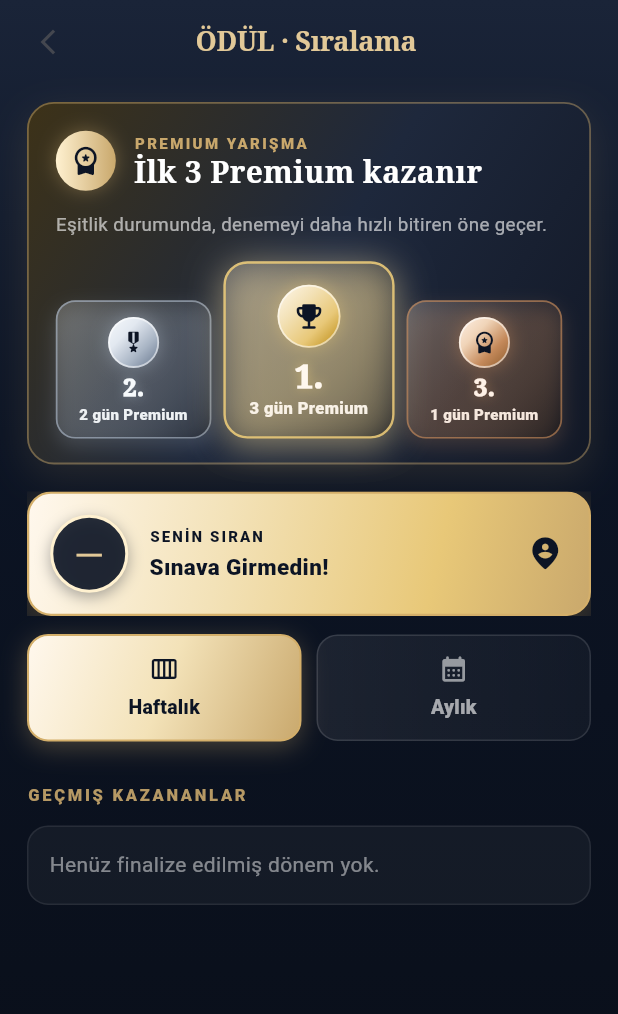
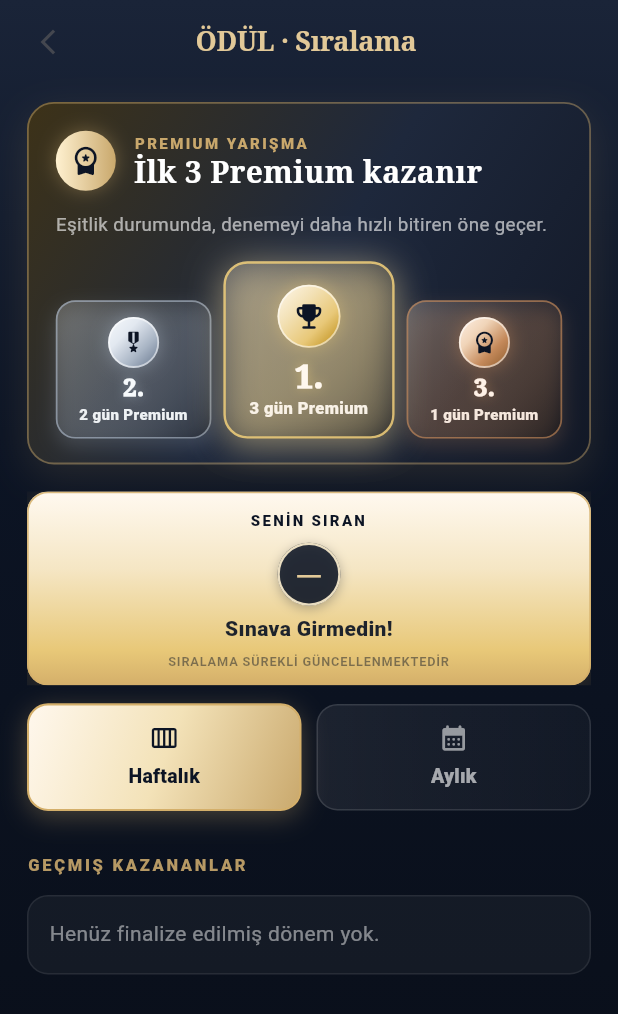
Before and after one commit to kepo38/kpss, a Flutter app: the DailyMiniRewardsScreen screen opened directly, on a phone screen of 412 x 824 dp. Shown: the top 1014 px of the screen. Run offline on Flutter 3.47's test engine with Material 3 defaults, Android fonts, the phone set to English and light mode, and no system bars; our stand-ins replace audioplayers, cached_network_image, connectivity_plus, device_info_plus, firebase_auth, firebase_core and 15 more; missing offline and left inert: flutter_math_fork, in_app_purchase_android; accounts and stored records are empty; network calls fail.

Commit message:
Fix ContentBank compute isolate, 2-col Olay/Sonuc options, stem watermarks, mini result/ODUL UX, guest practice gate; update FEATURES.
Co-authored-by: Cursor <cursoragent@cursor.com>

```diff
--- a/lib/screens/daily_mini_rewards_screen.dart
+++ b/lib/screens/daily_mini_rewards_screen.dart
@@ -619,6 +619,12 @@ class _SeninSiranButton extends StatelessWidget {
   @override
   Widget build(BuildContext context) {
     final hasRank = myRank != null && myRank! > 0;
+    final statsText = loading
+        ? 'Sıralaman yükleniyor…'
+        : hasRank
+            ? '$myCorrect doğru · ${formatExamDuration(myDuration)}'
+            : 'Sınava Girmedin!';
+
     return Material(
       color: Colors.transparent,
       child: InkWell(
@@ -633,64 +639,77 @@ class _SeninSiranButton extends StatelessWidget {
                   ),
                 );
               },
-        borderRadius: BorderRadius.circular(16),
+        borderRadius: BorderRadius.circular(14),
         child: Ink(
-          padding: const EdgeInsets.fromLTRB(14, 14, 16, 14),
+          padding: const EdgeInsets.fromLTRB(14, 11, 14, 10),
           decoration: BoxDecoration(
-            borderRadius: BorderRadius.circular(16),
+            borderRadius: BorderRadius.circular(14),
             border: Border.all(
-              color: const Color(0xFFD4AF6A),
-              width: 1.5,
+              color: const Color(0xFFD4AF6A).withValues(alpha: 0.85),
+              width: 1.15,
             ),
             gradient: const LinearGradient(
-              begin: Alignment.topLeft,
-              end: Alignment.bottomRight,
+              begin: Alignment.topCenter,
+              end: Alignment.bottomCenter,
               colors: [
-                Color(0xFFFFF8EE),
-                Color(0xFFF3E2B8),
+                Color(0xFFFFF9F0),
+                Color(0xFFF5E6C4),
                 Color(0xFFE8C878),
-                AppTheme.champagne,
+                Color(0xFFD4AF6A),
               ],
-              stops: [0, 0.35, 0.72, 1],
+              stops: [0, 0.4, 0.82, 1],
             ),
             boxShadow: [
               BoxShadow(
-                color: AppTheme.champagne.withValues(alpha: 0.45),
-                blurRadius: 18,
-                offset: const Offset(0, 6),
+                color: AppTheme.champagne.withValues(alpha: 0.28),
+                blurRadius: 14,
+                offset: const Offset(0, 4),
               ),
               BoxShadow(
-                color: Colors.black.withValues(alpha: 0.35),
-                blurRadius: 12,
-                offset: const Offset(0, 4),
+                color: Colors.black.withValues(alpha: 0.22),
+                blurRadius: 8,
+                offset: const Offset(0, 3),
               ),
             ],
           ),
-          child: Row(
+          child: Column(
+            mainAxisSize: MainAxisSize.min,
+            crossAxisAlignment: CrossAxisAlignment.center,
             children: [
+              const Text(
+                'SENİN SIRAN',
+                textAlign: TextAlign.center,
+                style: TextStyle(
+                  fontSize: 10,
+                  fontWeight: FontWeight.w900,
+                  letterSpacing: 1.5,
+                  color: AppTheme.ink,
+                ),
+              ),
+              const SizedBox(height: 8),
               Container(
-                width: 52,
-                height: 52,
+                width: 42,
+                height: 42,
                 alignment: Alignment.center,
                 decoration: BoxDecoration(
                   shape: BoxShape.circle,
-                  color: AppTheme.ink.withValues(alpha: 0.88),
+                  color: AppTheme.ink.withValues(alpha: 0.86),
                   border: Border.all(
-                    color: const Color(0xFFFFF1D0),
-                    width: 2,
+                    color: const Color(0xFFFFF1D0).withValues(alpha: 0.9),
+                    width: 1.5,
                   ),
                   boxShadow: [
                     BoxShadow(
-                      color: AppTheme.ink.withValues(alpha: 0.35),
-                      blurRadius: 8,
-                      offset: const Offset(0, 3),
+                      color: AppTheme.ink.withValues(alpha: 0.28),
+                      blurRadius: 6,
+                      offset: const Offset(0, 2),
                     ),
                   ],
                 ),
                 child: loading
                     ? const SizedBox(
-                        width: 18,
-                        height: 18,
+                        width: 16,
+                        height: 16,
                         child: CircularProgressIndicator(
                           strokeWidth: 2,
                           color: AppTheme.champagneLight,
@@ -700,46 +719,36 @@ class _SeninSiranButton extends StatelessWidget {
                         hasRank ? '#$myRank' : '—',
                         style: const TextStyle(
                           fontFamily: 'serif',
-                          fontSize: 16,
+                          fontSize: 15,
                           fontWeight: FontWeight.w900,
                           color: AppTheme.champagneLight,
                         ),
                       ),
               ),
-              const SizedBox(width: 14),
-              Expanded(
-                child: Column(
-                  crossAxisAlignment: CrossAxisAlignment.start,
-                  children: [
-                    const Text(
-                      'SENİN SIRAN',
-                      style: TextStyle(
-                        fontSize: 10,
-                        fontWeight: FontWeight.w900,
-                        letterSpacing: 1.4,
-                        color: AppTheme.ink,
-                      ),
-                    ),
-                    const SizedBox(height: 3),
-                    Text(
-                      loading
-                          ? 'Sıralaman yükleniyor…'
-                          : hasRank
-                              ? '$myCorrect doğru · ${formatExamDuration(myDuration)}'
-                              : 'Sınava Girmedin!',
-                      style: const TextStyle(
-                        fontSize: 15,
-                        fontWeight: FontWeight.w800,
-                        color: AppTheme.ink,
-                      ),
-                    ),
-                  ],
+              const SizedBox(height: 7),
+              Text(
+                statsText,
+                textAlign: TextAlign.center,
+                style: TextStyle(
+                  fontSize: 14,
+                  fontWeight: FontWeight.w800,
+                  height: 1.2,
+                  color: AppTheme.ink.withValues(alpha: 0.92),
                 ),
               ),
-              const Icon(
-                Icons.person_pin_circle_rounded,
-                color: AppTheme.ink,
-                size: 26,
+              const SizedBox(height: 8),
+              Text(
+                'SIRALAMA SÜREKLİ GÜNCELLENMEKTEDİR',
+                textAlign: TextAlign.center,
+                maxLines: 1,
+                overflow: TextOverflow.ellipsis,
+                style: TextStyle(
+                  fontSize: 8.5,
+                  fontWeight: FontWeight.w700,
+                  letterSpacing: 0.55,
+                  height: 1.15,
+                  color: AppTheme.ink.withValues(alpha: 0.48),
+                ),
               ),
             ],
           ),
--- a/lib/services/ad_manager.dart
+++ b/lib/services/ad_manager.dart
@@ -206,7 +206,10 @@ class AdManager {
       if (!completer.isCompleted) completer.complete(false);
     }
 
-    return completer.future;
+    return completer.future.timeout(
+      const Duration(seconds: 90),
+      onTimeout: () => rewardEarned,
+    );
   }
 
   bool isSolutionUnlocked(String questionId) {
--- a/lib/widgets/watermark_widget.dart
+++ b/lib/widgets/watermark_widget.dart
@@ -9,6 +9,7 @@ import '../theme/app_theme.dart';
 ///
 /// [fitToChild] açıkken işaret çocuk kutusuna göre küçülür.
 /// [overlay] açıkken işaret çocuğun üstüne biner (harita/görsel).
+/// [centered] açıkken (veya [overlay]) işaret çocuğun ortasına hizalanır.
 class WatermarkWidget extends StatelessWidget {
   static const logoAsset = BrandConstants.watermarkAsset;
 
@@ -16,6 +17,7 @@ class WatermarkWidget extends StatelessWidget {
   final double opacity;
   final bool fitToChild;
   final bool overlay;
+  final bool centered;
 
   const WatermarkWidget({
     super.key,
@@ -23,6 +25,7 @@ class WatermarkWidget extends StatelessWidget {
     this.opacity = 0.26,
     this.fitToChild = false,
     this.overlay = false,
+    this.centered = false,
   });
 
   @override
@@ -49,7 +52,7 @@ class WatermarkWidget extends StatelessWidget {
                 )
                 .clamp(minSize, maxSize);
             return Align(
-              alignment: overlay
+              alignment: (overlay || centered)
                   ? Alignment.center
                   : (fitToChild
                       ? const Alignment(-0.42, 0.0)
```
Also changed, not shown: lib/screens/daily_mini_exam_result_screen.dart (+69 -55 lines), lib/screens/quiz_screen.dart (+7 -11 lines), lib/screens/topic_detail_screen.dart (+56 -26 lines), lib/screens/wrong_questions_screen.dart (+10 -0 lines), lib/services/content_bank_service.dart (+26 -21 lines), lib/widgets/daily_mini_exam/daily_mini_exam_card.dart (+3 -16 lines), lib/widgets/daily_mini_exam/daily_mini_exam_leaderboard.dart (+2 -6 lines), lib/widgets/question_stem_content.dart (+10 -2 lines), 3 other files.
